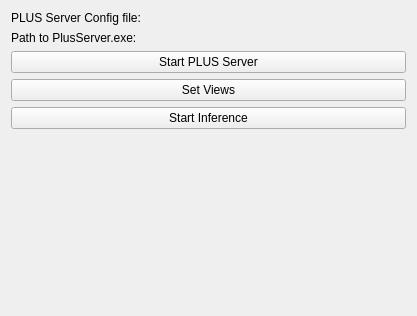
SlicerIGT/aigt, file UltrasoundObjectDetection/SlicerModule/BLUELungUltrasound/Resources/UI/BLUELungUltrasound.ui: the form before one commit.
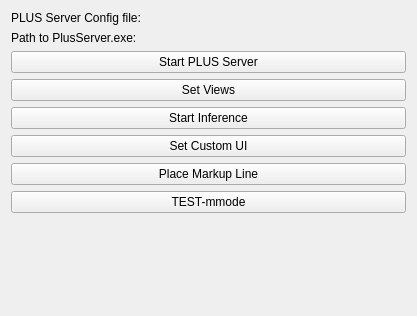
The form after the commit. Custom widgets are drawn as their Qt base class.

Commit message: markup line and sequence recording for mmode generation

```diff
--- a/UltrasoundObjectDetection/SlicerModule/BLUELungUltrasound/Resources/UI/BLUELungUltrasound.ui
+++ b/UltrasoundObjectDetection/SlicerModule/BLUELungUltrasound/Resources/UI/BLUELungUltrasound.ui
@@ -72,6 +72,30 @@
      </property>
     </widget>
    </item>
+   <item>
+    <widget class="QPushButton" name="setCustomUiButton">
+     <property name="text">
+      <string>Set Custom UI</string>
+     </property>
+     <property name="checkable">
+      <bool>true</bool>
+     </property>
+    </widget>
+   </item>
+   <item>
+    <widget class="QPushButton" name="placeMarkupLineButton">
+     <property name="text">
+      <string>Place Markup Line</string>
+     </property>
+    </widget>
+   </item>
+   <item>
+    <widget class="QPushButton" name="generateMModeButton">
+     <property name="text">
+      <string>TEST-mmode</string>
+     </property>
+    </widget>
+   </item>
    <item>
     <spacer name="verticalSpacer">
      <property name="orientation">
```
The commit also changes 2 other files.
